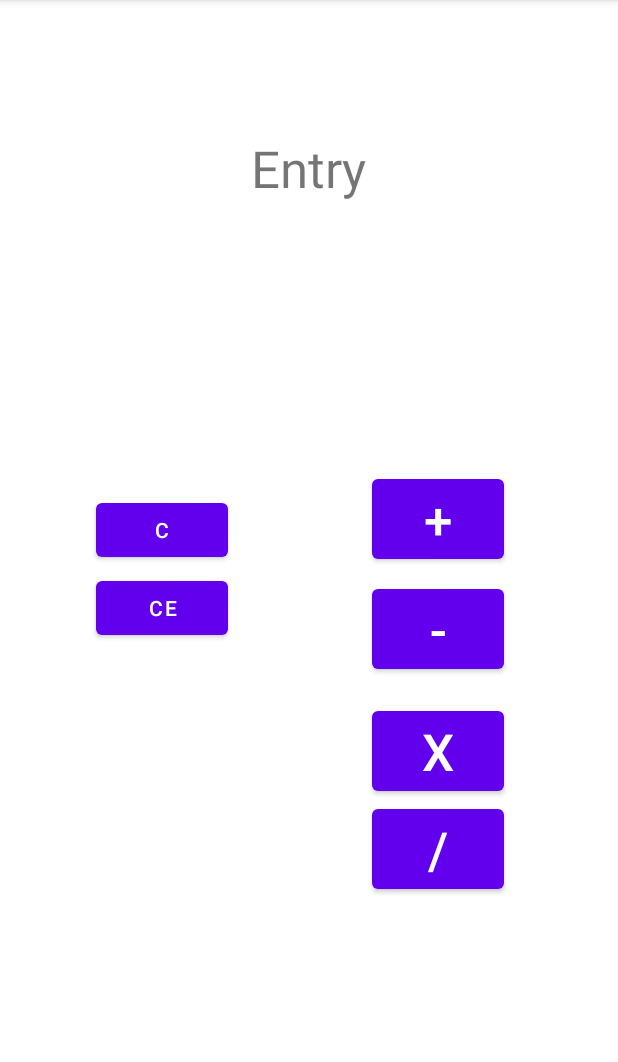
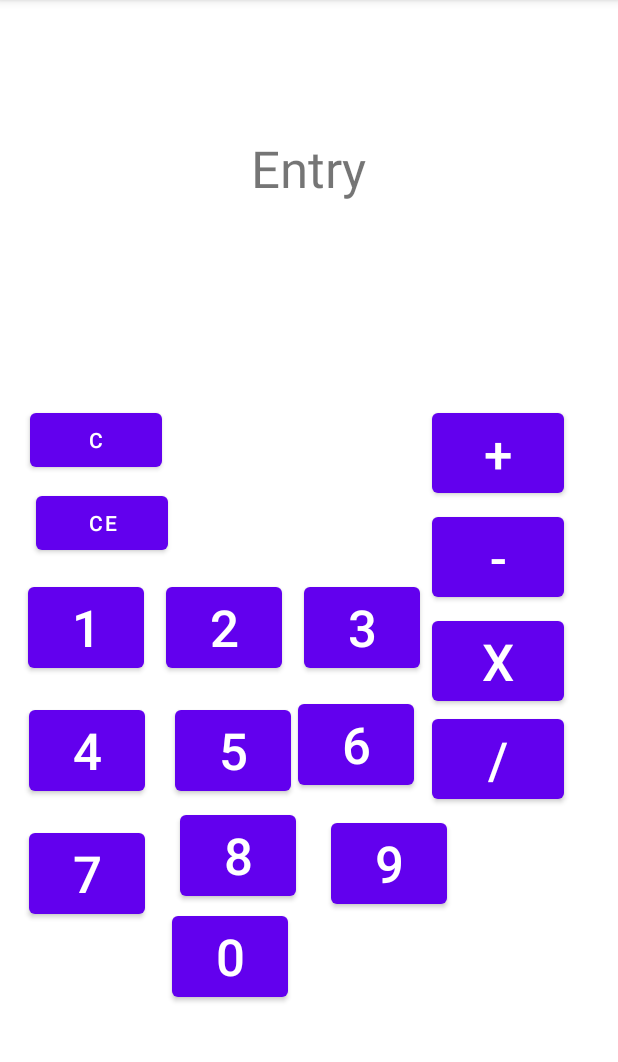
Before and after one commit to joeB0dy/Mobile-Applications-Calculator, an Android app: the screen it shows after launch (MainActivity), on a phone screen of 412 x 824 dp, the part 84-1146 px from its top. Run offline under Robolectric (Android 15) with nearby library versions, the phone set to English and light mode, and no system bars.

```diff
--- a/app/src/main/java/com/example/calculatorpractice/entryFragment.kt
+++ b/app/src/main/java/com/example/calculatorpractice/entryFragment.kt
@@ -16,7 +16,9 @@ class entryFragment : Fragment() {
     override fun onCreate(savedInstanceState: Bundle?) {
         super.onCreate(savedInstanceState)
         //buttons to code:
-        //binding.tvEntry.text
+        //binding.tvEntry.text we need ViewModel to manipulate.
+
+
 
     }
     //private lateinit var viewModel:       //ViewModel from Week 11. gawd damn we are 4 weeks away from end of class.
--- a/app/src/main/res/layout/fragment_button.xml
+++ b/app/src/main/res/layout/fragment_button.xml
@@ -5,72 +5,201 @@
     android:id="@+id/buttonFragmentLayout"
     android:layout_width="match_parent"
     android:layout_height="match_parent"
-    tools:context=".ButtonFragment">
+    tools:context=".ButtonFragment"
+    tools:layout_editor_absoluteX="-31dp"
+    tools:layout_editor_absoluteY="-162dp">
 
     <Button
-        android:id="@+id/button3"
+        android:id="@+id/btn8"
+        android:layout_width="77dp"
+        android:layout_height="66dp"
+        android:layout_marginTop="120dp"
+        android:text="3"
+        android:textSize="34sp"
+        app:layout_constraintEnd_toEndOf="parent"
+        app:layout_constraintHorizontal_bias="0.616"
+        app:layout_constraintStart_toStartOf="parent"
+        app:layout_constraintTop_toTopOf="parent" />
+
+    <Button
+        android:id="@+id/btnMinus"
         android:layout_width="wrap_content"
         android:layout_height="wrap_content"
-        android:layout_marginTop="48dp"
-        android:layout_marginEnd="68dp"
+        android:layout_marginTop="4dp"
+        android:layout_marginEnd="28dp"
+        android:text="-"
+        android:textSize="34sp"
+        app:layout_constraintEnd_toEndOf="parent"
+        app:layout_constraintTop_toBottomOf="@+id/btnPlus" />
+
+    <Button
+        android:id="@+id/btnCE"
+        android:layout_width="wrap_content"
+        android:layout_height="wrap_content"
+        android:layout_marginStart="20dp"
+        android:layout_marginTop="4dp"
+        android:text="CE"
+        app:layout_constraintBottom_toBottomOf="parent"
+        app:layout_constraintStart_toStartOf="parent"
+        app:layout_constraintTop_toBottomOf="@+id/btnClear"
+        app:layout_constraintVertical_bias="0.011" />
+
+    <Button
+        android:id="@+id/btn2"
+        android:layout_width="77dp"
+        android:layout_height="66dp"
+        android:layout_marginTop="120dp"
+        android:text="1"
+        android:textSize="34sp"
+        app:layout_constraintEnd_toStartOf="@+id/btn"
+        app:layout_constraintHorizontal_bias="0.5"
+        app:layout_constraintStart_toStartOf="parent"
+        app:layout_constraintTop_toTopOf="parent" />
+
+    <Button
+        android:id="@+id/btnDivide"
+        android:layout_width="wrap_content"
+        android:layout_height="wrap_content"
+        android:layout_marginEnd="28dp"
+        android:layout_marginBottom="136dp"
+        android:text="/"
+        android:textSize="34sp"
+        app:layout_constraintBottom_toBottomOf="parent"
+        app:layout_constraintEnd_toEndOf="parent"
+        app:layout_constraintTop_toBottomOf="@+id/btnMultiply"
+        app:layout_constraintVertical_bias="0.012" />
+
+    <Button
+        android:id="@+id/btn6"
+        android:layout_width="77dp"
+        android:layout_height="66dp"
+        android:layout_marginStart="23dp"
+        android:layout_marginTop="13dp"
+        android:layout_marginEnd="100dp"
+        android:layout_marginBottom="72dp"
+        android:text="9"
+        android:textSize="34sp"
+        app:layout_constraintBottom_toBottomOf="parent"
+        app:layout_constraintEnd_toEndOf="parent"
+        app:layout_constraintHorizontal_bias="0.0"
+        app:layout_constraintStart_toEndOf="@+id/btn7"
+        app:layout_constraintTop_toBottomOf="@+id/btn3"
+        app:layout_constraintVertical_bias="0.012" />
+
+    <Button
+        android:id="@+id/btn3"
+        android:layout_width="77dp"
+        android:layout_height="66dp"
+        android:layout_marginTop="12dp"
+        android:layout_marginEnd="128dp"
+        android:text="6"
+        android:textSize="34sp"
+        app:layout_constraintEnd_toEndOf="parent"
+        app:layout_constraintTop_toBottomOf="@+id/btn8" />
+
+    <Button
+        android:id="@+id/btnPlus"
+        android:layout_width="wrap_content"
+        android:layout_height="wrap_content"
+        android:layout_marginTop="4dp"
+        android:layout_marginEnd="28dp"
         android:text="+"
         android:textSize="34sp"
         app:layout_constraintEnd_toEndOf="parent"
         app:layout_constraintTop_toTopOf="parent" />
 
     <Button
-        android:id="@+id/button9"
+        android:id="@+id/btn5"
+        android:layout_width="77dp"
+        android:layout_height="66dp"
+        android:layout_marginTop="16dp"
+        android:text="4"
+        android:textSize="34sp"
+        app:layout_constraintEnd_toEndOf="parent"
+        app:layout_constraintHorizontal_bias="0.047"
+        app:layout_constraintStart_toStartOf="parent"
+        app:layout_constraintTop_toBottomOf="@+id/btn2" />
+
+    <Button
+        android:id="@+id/btnMultiply"
         android:layout_width="wrap_content"
         android:layout_height="wrap_content"
-        android:layout_marginStart="60dp"
         android:layout_marginTop="4dp"
-        android:text="CE"
-        app:layout_constraintStart_toStartOf="parent"
-        app:layout_constraintTop_toBottomOf="@+id/button8" />
-
-    <Button
-        android:id="@+id/button"
-        android:layout_width="wrap_content"
-        android:layout_height="wrap_content"
-        android:layout_marginTop="8dp"
-        android:layout_marginEnd="68dp"
-        android:text="-"
-        android:textSize="34sp"
-        app:layout_constraintEnd_toEndOf="parent"
-        app:layout_constraintTop_toBottomOf="@+id/button3" />
-
-    <Button
-        android:id="@+id/button6"
-        android:layout_width="wrap_content"
-        android:layout_height="wrap_content"
-        android:layout_marginTop="16dp"
-        android:layout_marginEnd="68dp"
+        android:layout_marginEnd="28dp"
         android:text="X"
         android:textSize="34sp"
         app:layout_constraintEnd_toEndOf="parent"
-        app:layout_constraintTop_toBottomOf="@+id/button" />
+        app:layout_constraintTop_toBottomOf="@+id/btnMinus" />
 
     <Button
-        android:id="@+id/button7"
-        android:layout_width="wrap_content"
-        android:layout_height="wrap_content"
-        android:layout_marginEnd="68dp"
-        android:layout_marginBottom="136dp"
-        android:text="/"
+        android:id="@+id/btn9"
+        android:layout_width="77dp"
+        android:layout_height="66dp"
+        android:text="0"
         android:textSize="34sp"
         app:layout_constraintBottom_toBottomOf="parent"
         app:layout_constraintEnd_toEndOf="parent"
-        app:layout_constraintTop_toBottomOf="@+id/button6"
-        app:layout_constraintVertical_bias="0.011" />
+        app:layout_constraintHorizontal_bias="0.344"
+        app:layout_constraintStart_toStartOf="parent"
+        app:layout_constraintTop_toBottomOf="@+id/btn7"
+        app:layout_constraintVertical_bias="0.061" />
 
     <Button
-        android:id="@+id/button8"
+        android:id="@+id/btn4"
+        android:layout_width="77dp"
+        android:layout_height="66dp"
+        android:layout_marginStart="20dp"
+        android:layout_marginTop="16dp"
+        android:text="5"
+        android:textSize="34sp"
+        app:layout_constraintStart_toEndOf="@+id/btn5"
+        app:layout_constraintTop_toBottomOf="@+id/btn" />
+
+    <Button
+        android:id="@+id/Btn3"
+        android:layout_width="77dp"
+        android:layout_height="66dp"
+        android:layout_marginTop="16dp"
+        android:text="7"
+        android:textSize="34sp"
+        app:layout_constraintBottom_toBottomOf="parent"
+        app:layout_constraintEnd_toEndOf="parent"
+        app:layout_constraintHorizontal_bias="0.047"
+        app:layout_constraintStart_toStartOf="parent"
+        app:layout_constraintTop_toBottomOf="@+id/btn5"
+        app:layout_constraintVertical_bias="0.0" />
+
+    <Button
+        android:id="@+id/btn"
+        android:layout_width="77dp"
+        android:layout_height="66dp"
+        android:layout_marginTop="120dp"
+        android:text="2"
+        android:textSize="34sp"
+        app:layout_constraintEnd_toStartOf="@+id/btn8"
+        app:layout_constraintHorizontal_bias="0.5"
+        app:layout_constraintStart_toEndOf="@+id/btn2"
+        app:layout_constraintTop_toTopOf="parent" />
+
+    <Button
+        android:id="@+id/btnClear"
         android:layout_width="wrap_content"
         android:layout_height="wrap_content"
-        android:layout_marginStart="60dp"
-        android:layout_marginTop="64dp"
+        android:layout_marginStart="16dp"
+        android:layout_marginTop="4dp"
         android:text="C"
         app:layout_constraintStart_toStartOf="parent"
         app:layout_constraintTop_toTopOf="parent" />
 
+    <Button
+        android:id="@+id/btn7"
+        android:layout_width="77dp"
+        android:layout_height="66dp"
+        android:layout_marginStart="23dp"
+        android:layout_marginTop="4dp"
+        android:text="8"
+        android:textSize="34sp"
+        app:layout_constraintStart_toEndOf="@+id/Btn3"
+        app:layout_constraintTop_toBottomOf="@+id/btn4" />
+
 </androidx.constraintlayout.widget.ConstraintLayout>
```
